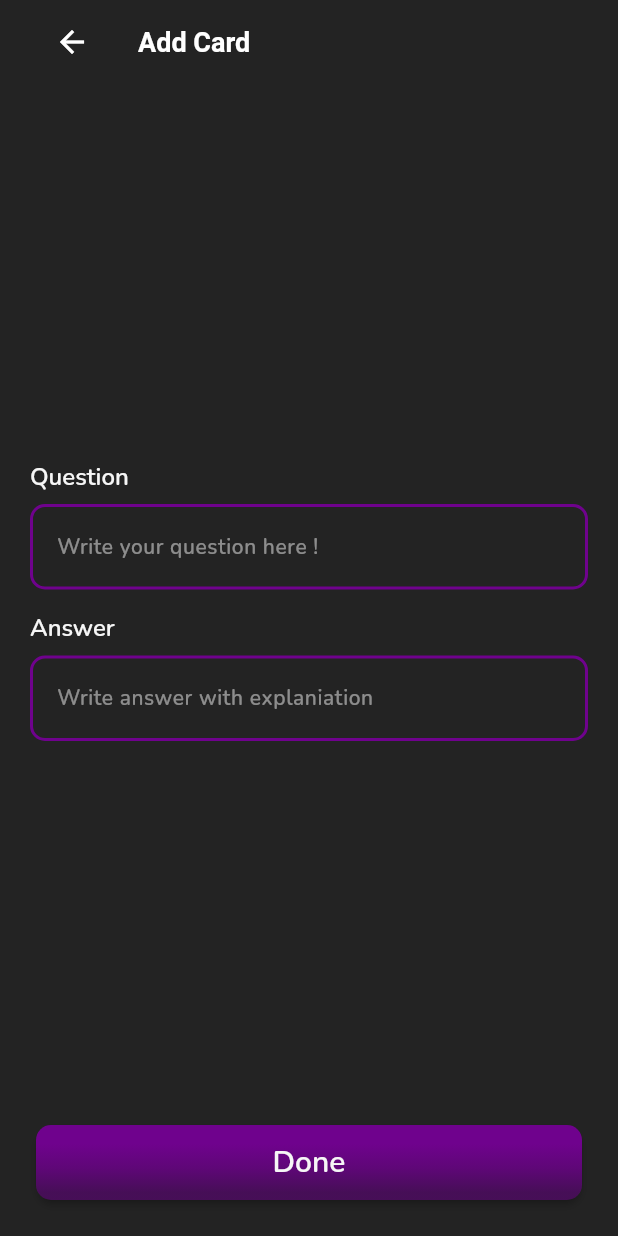
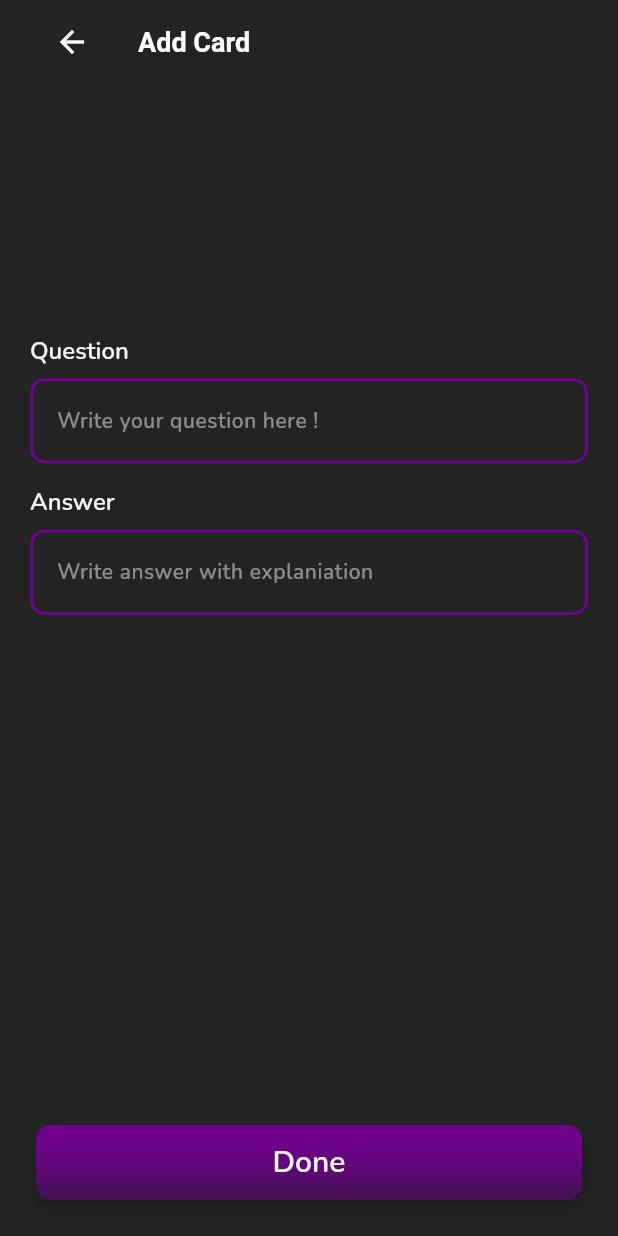
Before and after one commit to bikram-chandra-debnath/CodeAlpha_Flashcard, a Flutter app: the AddPage screen opened by its route, on a phone screen of 412 x 824 dp. Run offline on Flutter 3.47's test engine with Material 3 defaults, Android fonts, the phone set to English and light mode, and no system bars; our stand-ins replace equatable, flip_card, flutter_bloc, go_router.

Commit message:
Upadate add screen

```diff
--- a/lib/core/Routes/app_routes.dart
+++ b/lib/core/Routes/app_routes.dart
@@ -1,6 +1,7 @@
 import 'package:flashcard/core/Routes/route_names.dart';
 import 'package:flashcard/core/Routes/route_paths.dart';
 import 'package:flashcard/features/add/presentation/pages/add_page.dart';
+import 'package:flashcard/features/home/data/models/flash_card_model.dart';
 import 'package:flashcard/features/home/presentation/pages/home_page.dart';
 import 'package:go_router/go_router.dart';
 
@@ -17,5 +18,13 @@ final router = GoRouter(
       name: RouteNames.add,
       builder: (context, state) => const AddPage(),
     ),
+    GoRoute(
+      path: RoutePaths.update,
+      name: RouteNames.update,
+      builder: (context, state) {
+        final cardInfo = state.extra as FlashCardModel;
+        return AddPage(pageTitle: "Update Card" , cardInfo: cardInfo , );
+      },
+    ),
   ],
 );
--- a/lib/core/Routes/route_names.dart
+++ b/lib/core/Routes/route_names.dart
@@ -3,4 +3,5 @@ class RouteNames {
 
   static const String home = "home";
   static const String add = "add";
+  static const String update = "update";
 }
--- a/lib/core/Routes/route_paths.dart
+++ b/lib/core/Routes/route_paths.dart
@@ -3,4 +3,5 @@ class RoutePaths {
 
   static const String home = "/home";
   static const String add = "/add";
+  static const String update = "/update";
 }
--- a/lib/core/common/widgets/custom_circular_button.dart
+++ b/lib/core/common/widgets/custom_circular_button.dart
@@ -6,7 +6,7 @@ class AppCircularBtn extends StatelessWidget {
     super.key,
     required this.child,
 
-    required this.onPressed,
+    this.onPressed,
     this.color = AppColors.primary,
     this.enableShadow = false,
     this.shadowColor,
@@ -19,7 +19,7 @@ class AppCircularBtn extends StatelessWidget {
   });
 
   final Widget child;
-  final VoidCallback onPressed;
+  final VoidCallback? onPressed;
   final Color color, focusColor, highlightColor, hoverColor, splashColor;
   final Color? shadowColor;
   final bool enableShadow;
--- a/lib/features/add/presentation/pages/add_page.dart
+++ b/lib/features/add/presentation/pages/add_page.dart
@@ -4,12 +4,14 @@ import 'package:flashcard/core/common/widgets/custom_input_filed.dart';
 import 'package:flashcard/core/utils/constants/colors.dart';
 import 'package:flashcard/core/utils/constants/size.dart';
 import 'package:flashcard/features/add/presentation/widgets/done_button.dart';
+import 'package:flashcard/features/home/data/models/flash_card_model.dart';
 import 'package:flutter/material.dart';
 import 'package:go_router/go_router.dart';
 
 class AddPage extends StatefulWidget {
-  const AddPage({super.key, this.question, this.answer, this.pageTitle});
-  final String? question, answer, pageTitle;
+  const AddPage({super.key, this.pageTitle, this.cardInfo});
+  final FlashCardModel? cardInfo;
+  final String? pageTitle;
   @override
   State<AddPage> createState() => _AddPageState();
 }
@@ -20,8 +22,8 @@ class _AddPageState extends State<AddPage> {
 
   @override
   void initState() {
-    questionController = TextEditingController(text: widget.question);
-    answerController = TextEditingController(text: widget.answer);
+    questionController = TextEditingController(text: widget.cardInfo?.question);
+    answerController = TextEditingController(text: widget.cardInfo?.answer);
     super.initState();
   }
 
@@ -34,6 +36,7 @@ class _AddPageState extends State<AddPage> {
 
   @override
   Widget build(BuildContext context) {
+    debugPrint(widget.cardInfo?.answer);
     return Scaffold(
       appBar: CustomAppBar(
         title: Text(widget.pageTitle ?? "Add Card"),
@@ -47,7 +50,11 @@ class _AddPageState extends State<AddPage> {
       ),
       body: _buildBody(),
 
-      bottomNavigationBar: DoneButton(),
+      bottomNavigationBar: DoneButton(
+        index: widget.cardInfo?.id,
+        question: questionController,
+        answer: answerController,
+      ),
 
       resizeToAvoidBottomInset: true,
     );
@@ -62,6 +69,7 @@ class _AddPageState extends State<AddPage> {
       child: Column(
         mainAxisAlignment: MainAxisAlignment.center,
         children: [
+          Spacer(),
           AppInputField(
             controller: questionController,
             title: 'Question',
@@ -76,6 +84,8 @@ class _AddPageState extends State<AddPage> {
             title: 'Answer',
             hintText: "Write answer with explaniation",
           ),
+          Spacer(),
+          Spacer(),
         ],
       ),
     );
--- a/lib/features/add/presentation/widgets/done_button.dart
+++ b/lib/features/add/presentation/widgets/done_button.dart
@@ -2,12 +2,16 @@ import 'package:flashcard/core/Routes/route_paths.dart';
 import 'package:flashcard/core/common/widgets/custom_elevated_button.dart';
 import 'package:flashcard/core/utils/constants/colors.dart';
 import 'package:flashcard/core/utils/constants/size.dart';
+import 'package:flashcard/features/home/data/datasource/cards_list.dart';
+import 'package:flashcard/features/home/data/models/flash_card_model.dart';
 import 'package:flutter/material.dart';
 import 'package:go_router/go_router.dart';
 
 class DoneButton extends StatelessWidget {
-  const DoneButton({super.key});
+  const DoneButton({super.key, this.index, this.question, this.answer});
 
+  final int? index;
+  final TextEditingController? question, answer;
   @override
   Widget build(BuildContext context) {
     return Padding(
@@ -23,6 +27,15 @@ class DoneButton extends StatelessWidget {
           style: Theme.of(context).textTheme.titleLarge!.copyWith(fontSize: 20),
         ),
         onPressed: () {
+          if (index != null) {
+            cards[index!.toInt()] = FlashCardModel(
+              id: index!,
+              question: question!.text,
+              answer: answer!.text,
+              reactions: ReactionModel(like: 0, love: 0, helpful: 0),
+            );
+          }
+
           context.canPop() ? context.pop() : context.go(RoutePaths.home);
         },
       ),
--- a/lib/features/home/bloc/card/card_event.dart
+++ b/lib/features/home/bloc/card/card_event.dart
@@ -13,3 +13,9 @@ class CardNextEvent extends CardEvent {
 }
 
 class CardPreviousEvent extends CardEvent {}
+
+class DeleteCard extends CardEvent {
+  final int index;
+
+  DeleteCard(this.index);
+}
```
Also changed, not shown: lib/features/home/bloc/card/card_bloc.dart (+9 -0 lines), lib/features/home/presentation/widgets/flash_card.dart (+21 -2 lines), lib/features/home/presentation/widgets/view_card.dart (+13 -3 lines).
